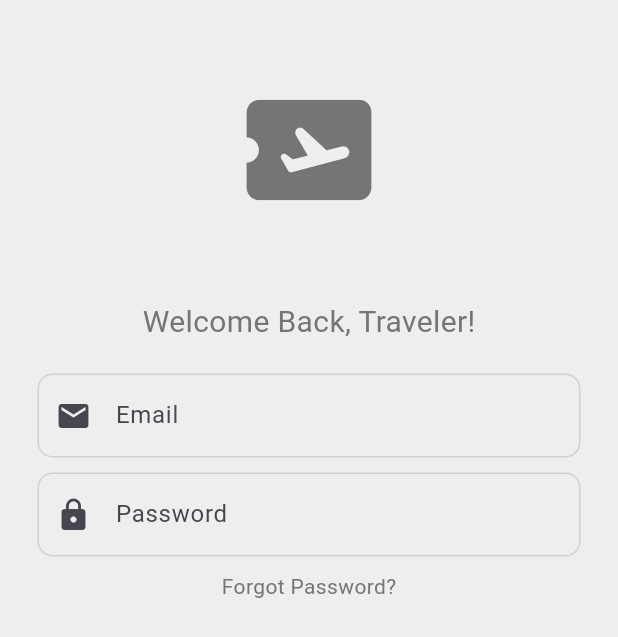
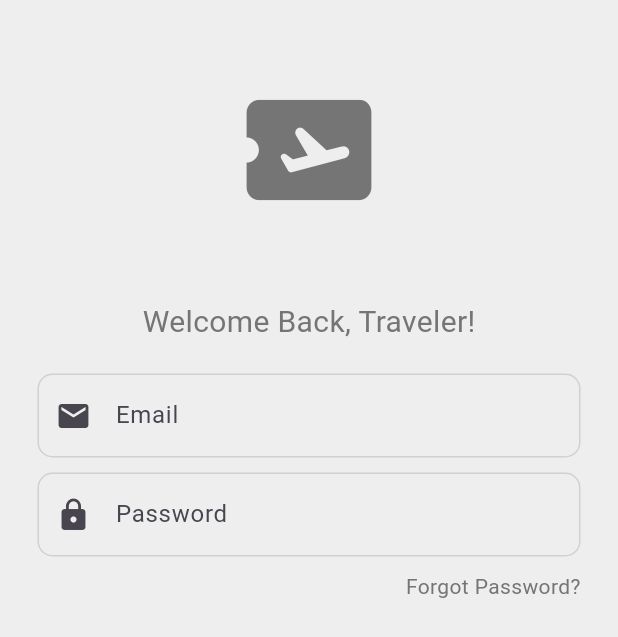
Before and after one commit to rexywjy/test2ambw, a Flutter app: the screen it shows after launch, on a phone screen of 412 x 824 dp. Shown: the top 637 px of the screen. Run offline on Flutter 3.47's test engine with Material 3 defaults, Android fonts, the light colour scheme and no system bars.

Commit message:
Update login.dart

```diff
--- a/test2ambw/lib/customer/login.dart
+++ b/test2ambw/lib/customer/login.dart
@@ -51,7 +51,19 @@
               SizedBox(height: 10,),
 
               // forgot password?
-              Text('Forgot Password?', style: TextStyle(color: Colors.grey[600])),
+              Padding(
+                padding: const EdgeInsets.symmetric(horizontal: 25.0),
+                child: Row(
+                  mainAxisAlignment: MainAxisAlignment.end,
+                  children: [
+                    Text(
+                      'Forgot Password?',
+                      style: TextStyle(color: Colors.grey[600]),
+
+                      ),
+                  ],
+                ),
+              ),
               // sign in button
               // or continue with
               // google sign in buttons
```
